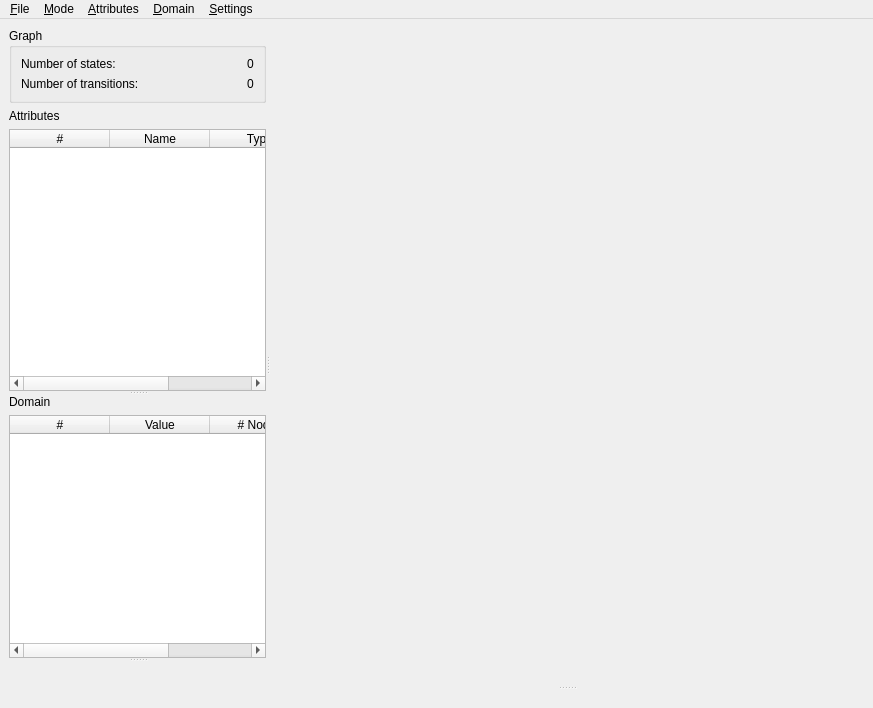
Above: tools/diagraphica-qt/mainwindow.ui from gijskant/mcrl2-pmc before the change. Below: the same form after it.
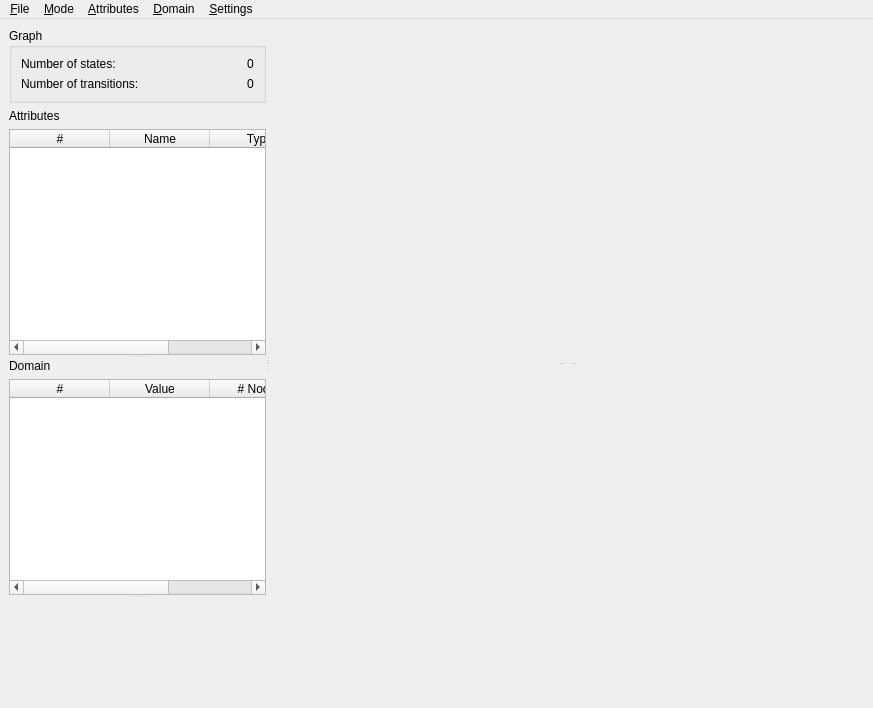
That is the form after the change. Icons and pictures are not drawn.

```diff
--- a/tools/diagraphica-qt/mainwindow.ui
+++ b/tools/diagraphica-qt/mainwindow.ui
@@ -110,6 +110,12 @@
              <verstretch>0</verstretch>
             </sizepolicy>
            </property>
+           <property name="minimumSize">
+            <size>
+             <width>100</width>
+             <height>100</height>
+            </size>
+           </property>
            <property name="dragDropOverwriteMode">
             <bool>false</bool>
            </property>
@@ -122,6 +128,9 @@
            <property name="horizontalScrollMode">
             <enum>QAbstractItemView::ScrollPerPixel</enum>
            </property>
+           <attribute name="horizontalHeaderStretchLastSection">
+            <bool>true</bool>
+           </attribute>
            <attribute name="verticalHeaderVisible">
             <bool>false</bool>
            </attribute>
@@ -166,6 +175,12 @@
              <verstretch>0</verstretch>
             </sizepolicy>
            </property>
+           <property name="minimumSize">
+            <size>
+             <width>100</width>
+             <height>100</height>
+            </size>
+           </property>
            <property name="dragDropMode">
             <enum>QAbstractItemView::InternalMove</enum>
            </property>
@@ -175,6 +190,12 @@
            <property name="horizontalScrollMode">
             <enum>QAbstractItemView::ScrollPerPixel</enum>
            </property>
+           <attribute name="horizontalHeaderStretchLastSection">
+            <bool>true</bool>
+           </attribute>
+           <attribute name="verticalHeaderVisible">
+            <bool>false</bool>
+           </attribute>
            <column>
             <property name="text">
              <string>#</string>
@@ -199,7 +220,19 @@
          </item>
         </layout>
        </widget>
-       <widget class="QWidget" name="examinerWidget" native="true"/>
+       <widget class="QWidget" name="examinerWidget" native="true">
+        <property name="minimumSize">
+         <size>
+          <width>100</width>
+          <height>100</height>
+         </size>
+        </property>
+        <layout class="QVBoxLayout" name="verticalLayout_4">
+         <property name="margin">
+          <number>0</number>
+         </property>
+        </layout>
+       </widget>
       </widget>
       <widget class="QStackedWidget" name="mainViewStack">
        <property name="sizePolicy">
@@ -218,13 +251,43 @@
            <property name="orientation">
             <enum>Qt::Vertical</enum>
            </property>
-           <widget class="QWidget" name="arcDiagramWidget" native="true"/>
+           <widget class="QWidget" name="arcDiagramWidget" native="true">
+            <property name="minimumSize">
+             <size>
+              <width>100</width>
+              <height>100</height>
+             </size>
+            </property>
+            <layout class="QVBoxLayout" name="verticalLayout_5">
+             <property name="margin">
+              <number>0</number>
+             </property>
+            </layout>
+           </widget>
            <widget class="QStackedWidget" name="analysisStack">
+            <property name="minimumSize">
+             <size>
+              <width>100</width>
+              <height>100</height>
+             </size>
+            </property>
             <property name="currentIndex">
              <number>0</number>
             </property>
-            <widget class="QWidget" name="simulatorWidget"/>
-            <widget class="QWidget" name="traceWidget"/>
+            <widget class="QWidget" name="simulatorWidget">
+             <layout class="QVBoxLayout" name="verticalLayout_6">
+              <property name="margin">
+               <number>0</number>
+              </property>
+             </layout>
+            </widget>
+            <widget class="QWidget" name="traceWidget">
+             <layout class="QVBoxLayout" name="verticalLayout_7">
+              <property name="margin">
+               <number>0</number>
+              </property>
+             </layout>
+            </widget>
            </widget>
           </widget>
          </item>
```
Left out of the diff: 15 changed lines with no effect on the pictures.
